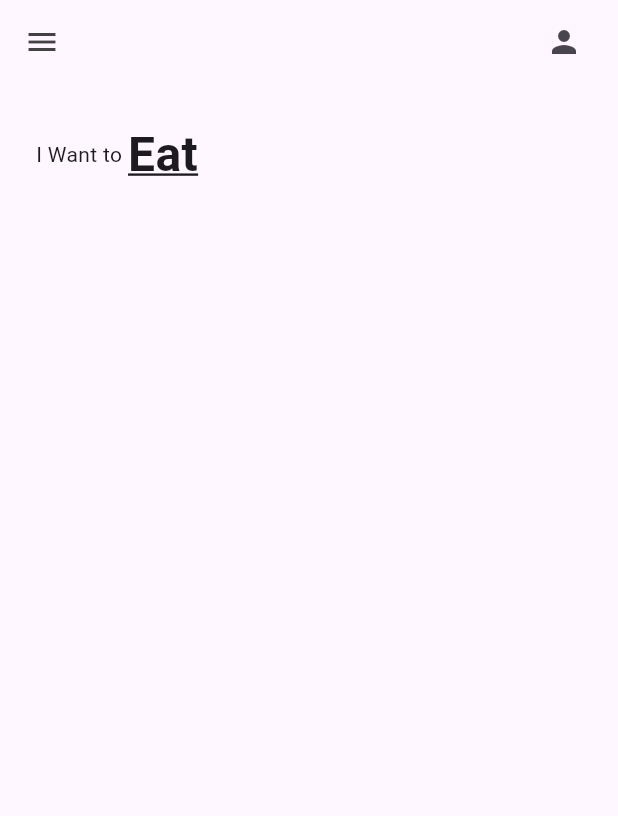
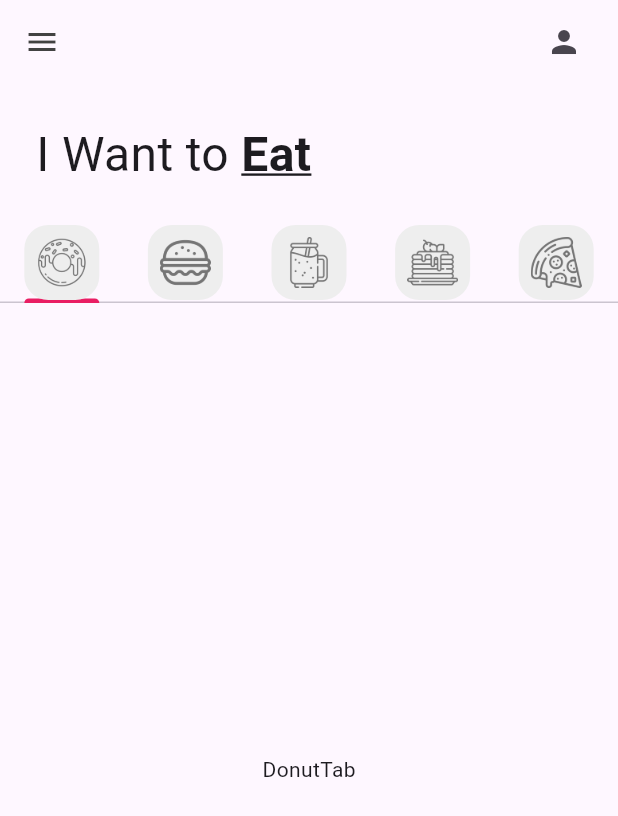
Before and after one commit to CesarLuna2001/donut_app_4sa, a Flutter app: the screen it shows after launch, on a phone screen of 412 x 824 dp. Shown: the top 816 px of the screen. Run offline on Flutter 3.47's test engine with Material 3 defaults, Android fonts, the phone set to English and light mode, and no system bars.

```diff
--- a/lib/main.dart
+++ b/lib/main.dart
@@ -15,9 +15,11 @@ class MyApp extends StatelessWidget {
       debugShowCheckedModeBanner: false,
       title: 'Flutter Demo',
       theme: ThemeData(
-
         colorScheme: ColorScheme.fromSeed(seedColor: Colors.deepPurple),
         useMaterial3: true,
+        tabBarTheme: TabBarThemeData(
+          indicatorColor: Colors.pink
+        )
       ),
       home: const HomePage(),
     );
--- a/lib/pages/home_page.dart
+++ b/lib/pages/home_page.dart
@@ -1,3 +1,9 @@
+import 'package:donut_app_4sa/tabs/burger_tab.dart';
+import 'package:donut_app_4sa/tabs/donut_tab.dart';
+import 'package:donut_app_4sa/tabs/pancakes_tab.dart';
+import 'package:donut_app_4sa/tabs/pizza_tab.dart';
+import 'package:donut_app_4sa/tabs/smoothie_tab.dart';
+import 'package:donut_app_4sa/utils/my_tab.dart';
 import 'package:flutter/material.dart';
 
 class HomePage extends StatefulWidget {
@@ -8,9 +14,19 @@ class HomePage extends StatefulWidget {
 }
 
 class _HomePageState extends State<HomePage> {
+  List<Widget> myTabs = [
+    MyTab(iconPath: 'lib/icons/donut.png'),
+    MyTab(iconPath: 'lib/icons/burger.png'),
+    MyTab(iconPath: 'lib/icons/smoothie.png'),
+    MyTab(iconPath: 'lib/icons/pancakes.png'),
+    MyTab(iconPath: 'lib/icons/pizza.png'),
+  ];
+
   @override
   Widget build(BuildContext context) {
-    return Scaffold(
+    return DefaultTabController(
+      length: myTabs.length,
+      child: Scaffold(
         appBar: AppBar(
           backgroundColor: Colors.transparent,
           //Icono de la izquierda
@@ -28,7 +44,10 @@ class _HomePageState extends State<HomePage> {
             padding: const EdgeInsets.symmetric(horizontal: 24, vertical: 24),
             child: Row(
               children: [
-              Text("I Want to "),
+                Text("I Want to ", style: TextStyle(
+                  //Tamaño de letras
+                  fontSize: 32,
+                )),
                 Text("Eat", style: TextStyle(
                   //Tamaño de letras
                   fontSize: 32,
@@ -39,18 +58,30 @@ class _HomePageState extends State<HomePage> {
                 ),),
               ],
             ),
-        )
+          ),
 
 
           //2, Pestañas (TabBar)
+          TabBar(tabs: myTabs),
 
           //3, Contenido de pestañas (TabBarView)
+          Expanded(
+            child: TabBarView(children: [
+              DonutTab(),
+              BurgerTab(),
+              SmoothieTab(),
+              PancakesTab(),
+              PizzaTab()
+
+            ]),
+          )
 
           //4, Carrito (Cart)
 
           ],
 
         ),
+        ),
     );
   }
 }
--- /dev/null
+++ b/lib/tabs/donut_tab.dart
@@ -0,0 +1,12 @@
+import 'package:flutter/material.dart';
+
+class DonutTab extends StatelessWidget {
+  const DonutTab({super.key});
+
+  @override
+  Widget build(BuildContext context) {
+    return const Center(
+      child: Text("DonutTab"),
+    );
+  }
+}
--- /dev/null
+++ b/lib/utils/my_tab.dart
@@ -0,0 +1,28 @@
+import 'package:flutter/material.dart';
+
+class MyTab extends StatelessWidget {
+  //Ruta del archivo
+  //C:/Cesar/Documentos/4sa/Donut_app
+  final String iconPath;
+  const MyTab({super.key, required this.iconPath});
+
+  @override
+  Widget build(BuildContext context) {
+    return Tab(
+      height: 50,
+      child: Container(
+        padding: const EdgeInsets.all(8),
+        decoration: BoxDecoration(
+          color: Colors.grey[200],
+          //Borde redondeado
+          borderRadius: BorderRadius.circular(16)
+        ),
+        child: Image.asset(
+          //Ruta del archivo
+          iconPath,
+          color: Colors.grey[600]
+          )
+      ),
+      );
+  }
+}
--- a/pubspec.yaml
+++ b/pubspec.yaml
@@ -58,9 +58,9 @@ flutter:
   uses-material-design: true
 
   # To add assets to your application, add an assets section, like this:
-  # assets:
-  #   - images/a_dot_burr.jpeg
-  #   - images/a_dot_ham.jpeg
+  assets:
+  - lib/icons/
+  - lib/images/
 
   # An image asset can refer to one or more resolution-specific "variants", see
   # https://flutter.dev/to/resolution-aware-images
```
Also changed, not shown: lib/tabs/burger_tab.dart (added, +12 -0 lines), lib/tabs/pancakes_tab.dart (added, +12 -0 lines), lib/tabs/pizza_tab.dart (added, +12 -0 lines), lib/tabs/smoothie_tab.dart (added, +12 -0 lines), lib/icons/burger.png (added), lib/icons/donut.png (added), lib/icons/pancakes.png (added), lib/icons/pizza.png (added), lib/icons/smoothie.png (added), lib/images/chocolate_donut.png (added), lib/images/grape_donut.png (added), lib/images/icecream_donut.png (added), lib/images/strawberry_donut.png (added). Lines whose indentation alone changed are shown as unchanged.
